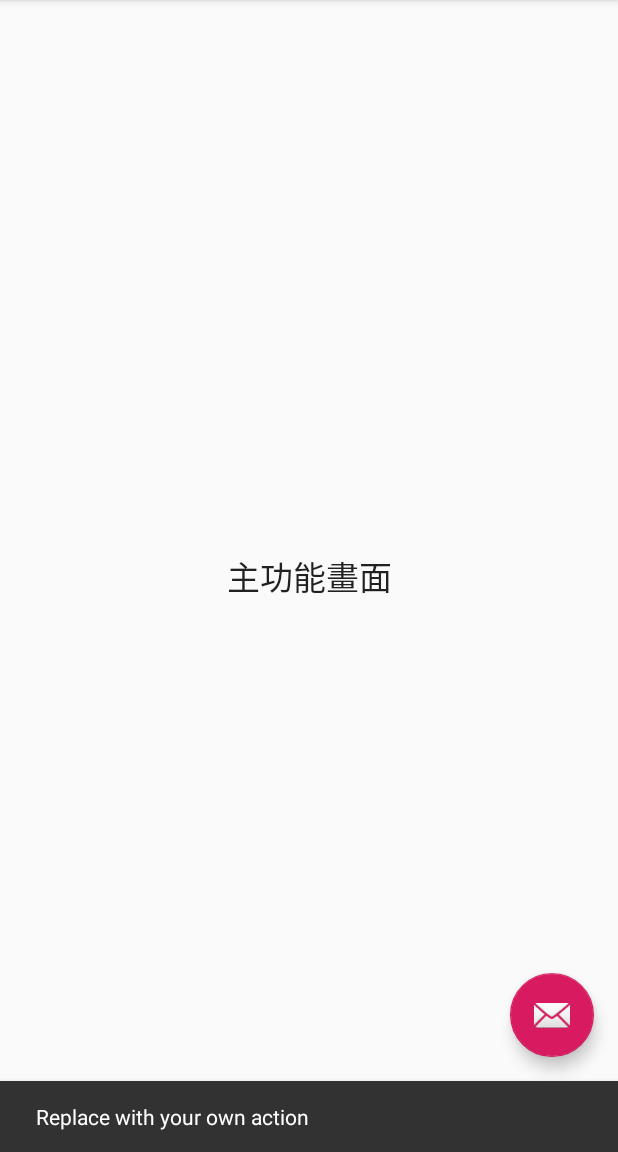
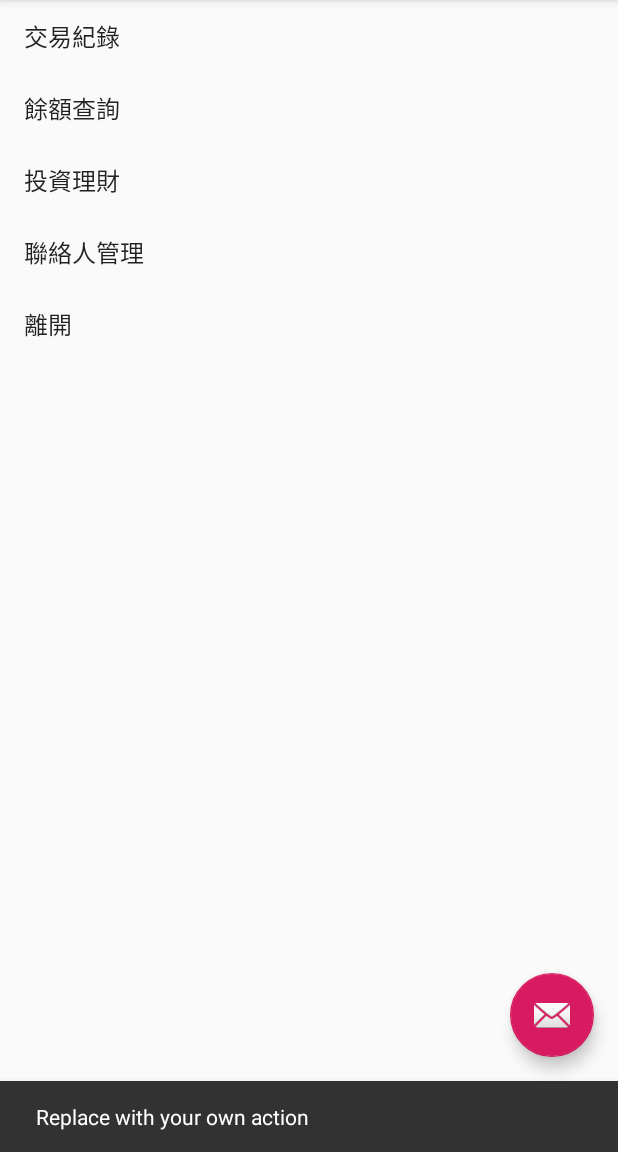
Before and after one commit to Hahow-Udemy/HawATM, an Android app: the MainActivity screen opened directly, with no data from a screen before it, after a tap on an icon or button, on a phone screen of 412 x 824 dp, the part 84-1236 px from its top. Run offline under Robolectric (Android 15) with nearby library versions, the phone set to English and light mode, and no system bars.

Commit message:
RecyclerView Adapter實作

```diff
--- a/app/build.gradle
+++ b/app/build.gradle
@@ -1,4 +1,5 @@
 apply plugin: 'com.android.application'
+apply plugin: 'com.google.gms.google-services'
 
 android {
     compileSdkVersion 29
@@ -24,6 +25,7 @@ dependencies {
     implementation 'androidx.appcompat:appcompat:1.1.0'
     implementation 'androidx.constraintlayout:constraintlayout:1.1.3'
     implementation 'com.google.android.material:material:1.0.0'
+    implementation 'com.google.firebase:firebase-database:16.0.4'
     testImplementation 'junit:junit:4.12'
     androidTestImplementation 'androidx.test.ext:junit:1.1.1'
     androidTestImplementation 'androidx.test.espresso:espresso-core:3.2.0'
--- /dev/null
+++ b/app/src/main/java/com/example/hawatm/FunctionAdapter.java
@@ -0,0 +1,47 @@
+package com.example.hawatm;
+
+import android.content.Context;
+import android.view.LayoutInflater;
+import android.view.View;
+import android.view.ViewGroup;
+import android.widget.AdapterView;
+import android.widget.TextView;
+
+import androidx.annotation.NonNull;
+import androidx.recyclerview.widget.RecyclerView;
+
+public class FunctionAdapter extends RecyclerView.Adapter<FunctionAdapter.FunctionViewHolder>{
+    private final String[] functions;
+    Context context;
+    public  FunctionAdapter(Context context){
+        this.context = context;
+        functions = context.getResources().getStringArray(R.array.functions);
+
+    }
+
+    @NonNull
+    @Override
+    public FunctionViewHolder onCreateViewHolder(@NonNull ViewGroup parent, int viewType) {
+        View view = LayoutInflater.from(context).inflate(
+                android.R.layout.simple_list_item_1, parent, false);
+        return new FunctionViewHolder(view);
+    }
+
+    @Override
+    public void onBindViewHolder(@NonNull FunctionViewHolder holder, int position) {
+        holder.nameText.setText(functions[position]);
+    }
+
+    @Override
+    public int getItemCount() {
+        return functions.length;
+    }
+
+    public class FunctionViewHolder extends RecyclerView.ViewHolder{
+        TextView nameText;
+         public FunctionViewHolder(@NonNull View itemView) {
+            super(itemView);
+            nameText = itemView.findViewById(android.R.id.text1);
+        }
+    }
+}
--- a/app/src/main/java/com/example/hawatm/MainActivity.java
+++ b/app/src/main/java/com/example/hawatm/MainActivity.java
@@ -9,6 +9,8 @@ import com.google.android.material.snackbar.Snackbar;
 import androidx.annotation.Nullable;
 import androidx.appcompat.app.AppCompatActivity;
 import androidx.appcompat.widget.Toolbar;
+import androidx.recyclerview.widget.LinearLayoutManager;
+import androidx.recyclerview.widget.RecyclerView;
 
 import android.view.View;
 import android.view.Menu;
@@ -18,6 +20,9 @@ public class MainActivity extends AppCompatActivity {
 
     private static final int REQUEST_LOGIN = 100;
     boolean logon = false;
+    private RecyclerView recyclerView;
+    String functions[] = null;
+
     @Override
     protected void onCreate(Bundle savedInstanceState) {
         super.onCreate(savedInstanceState);
@@ -39,6 +44,13 @@ public class MainActivity extends AppCompatActivity {
                         .setAction("Action", null).show();
             }
         });
+        //Recycler
+        recyclerView = findViewById(R.id.recycler);
+        recyclerView.setHasFixedSize(true);
+        recyclerView.setLayoutManager(new LinearLayoutManager(MainActivity.this));
+        //Adapter
+        FunctionAdapter adapter = new FunctionAdapter(MainActivity.this);
+        recyclerView.setAdapter(adapter);
     }
 
     @Override
--- a/app/src/main/res/layout/content_main.xml
+++ b/app/src/main/res/layout/content_main.xml
@@ -8,14 +8,12 @@
     tools:context=".MainActivity"
     tools:showIn="@layout/activity_main">
 
-    <TextView
-        android:layout_width="wrap_content"
-        android:layout_height="wrap_content"
-        android:text="主功能畫面"
-        android:textAppearance="@style/TextAppearance.AppCompat.Large"
+    <androidx.recyclerview.widget.RecyclerView
+        android:id="@+id/recycler"
+        android:layout_width="0dp"
+        android:layout_height="0dp"
         app:layout_constraintBottom_toBottomOf="parent"
-        app:layout_constraintLeft_toLeftOf="parent"
-        app:layout_constraintRight_toRightOf="parent"
+        app:layout_constraintEnd_toEndOf="parent"
+        app:layout_constraintStart_toStartOf="parent"
         app:layout_constraintTop_toTopOf="parent" />
-
 </androidx.constraintlayout.widget.ConstraintLayout>
--- /dev/null
+++ b/app/src/main/res/values/arrays.xml
@@ -0,0 +1,10 @@
+<?xml version="1.0" encoding="utf-8"?>
+<resources>
+    <string-array name="functions">
+        <item>交易紀錄</item>>
+        <item>餘額查詢</item>>
+        <item>投資理財</item>>
+        <item>聯絡人管理</item>>
+        <item>離開</item>>
+    </string-array>
+</resources>
--- a/build.gradle
+++ b/build.gradle
@@ -8,6 +8,7 @@ buildscript {
     }
     dependencies {
         classpath 'com.android.tools.build:gradle:3.5.3'
+        classpath 'com.google.gms:google-services:4.2.0'
 
         // NOTE: Do not place your application dependencies here; they belong
         // in the individual module build.gradle files
```
Also changed, not shown: app/src/main/java/com/example/hawatm/Function.java (added, +20 -0 lines), app/src/main/java/com/example/hawatm/LoginActivity.java (+74 -6 lines), app/src/main/res/layout/activity_login.xml (+8 -0 lines), app/src/main/res/drawable/login_icon.png (renamed from app/src/main/res/drawable-v24/login_icon.png).
